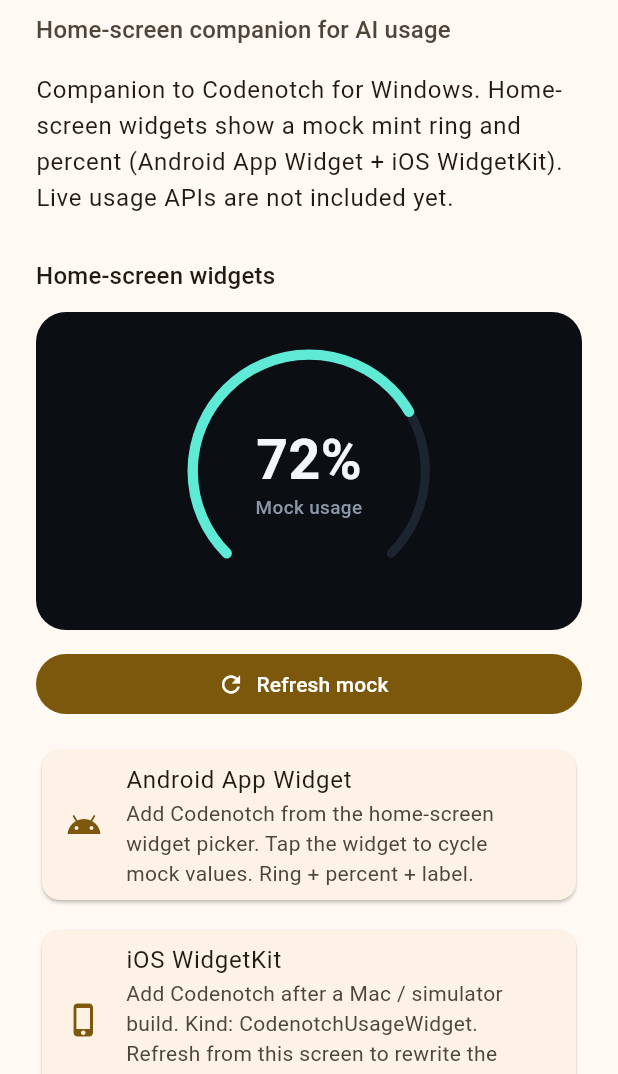
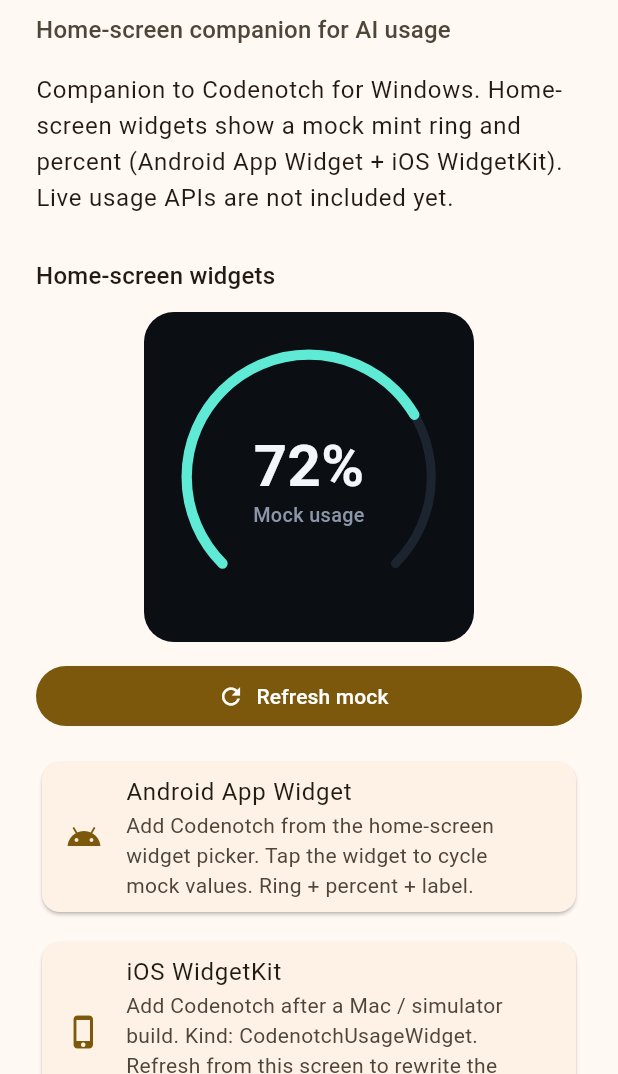
Before and after one commit to progh2/codenotch-mobile, a Flutter app: the screen it shows after launch, on a phone screen of 412 x 824 dp, the part 162-1236 px from its top. Run offline on Flutter 3.47's test engine with Material 3 defaults, Android fonts, the phone set to English and light mode, and no system bars; missing offline and left inert: home_widget.

Commit message:
Constrain in-app widget preview to a square tile.
A full-width banner on desktop did not match the 2x2 home widget.

Co-authored-by: Gihun Ham <ham@e-mirim.hs.kr>

```diff
--- a/lib/features/home/home_screen.dart
+++ b/lib/features/home/home_screen.dart
@@ -110,17 +110,20 @@ class HomeWidgetPreviewCard extends StatelessWidget {
     return Semantics(
       label:
           'Home widget preview ${snapshot.percentText} ${snapshot.label}',
-      child: DecoratedBox(
-        decoration: BoxDecoration(
-          color: WidgetColors.background,
-          borderRadius: BorderRadius.circular(20),
-        ),
-        child: Padding(
-          padding: const EdgeInsets.fromLTRB(20, 22, 20, 22),
-          child: Column(
-            children: [
-              UsageRing(snapshot: snapshot),
-            ],
+      child: Align(
+        child: ConstrainedBox(
+          constraints: const BoxConstraints(maxWidth: 220),
+          child: AspectRatio(
+            aspectRatio: 1,
+            child: DecoratedBox(
+              decoration: BoxDecoration(
+                color: WidgetColors.background,
+                borderRadius: BorderRadius.circular(20),
+              ),
+              child: Center(
+                child: UsageRing(snapshot: snapshot, size: 176),
+              ),
+            ),
           ),
         ),
       ),
```
